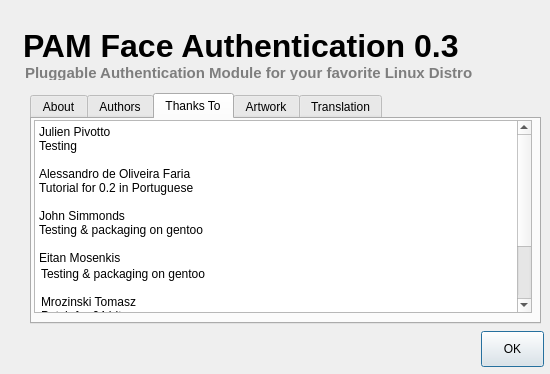
This is data/ui/uifiles/aboutDialog.ui in WilliamRen/pam-face-authentication as Qt 5 draws it before an edit. The edited form follows.
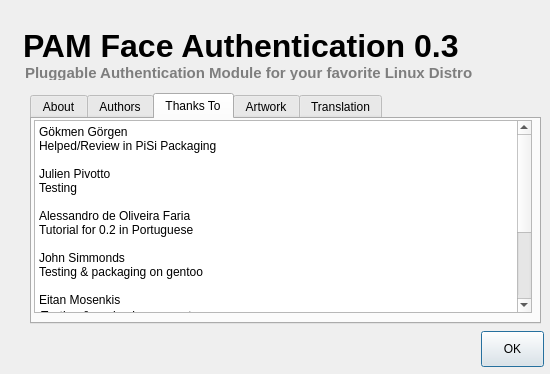
This is the edited form. The open tabs and pages were chosen to show the change. Icons and pictures are not drawn.

The edit to the form file:
```diff
--- a/data/ui/uifiles/aboutDialog.ui
+++ b/data/ui/uifiles/aboutDialog.ui
@@ -291,6 +291,9 @@
 &lt;html&gt;&lt;head&gt;&lt;meta name=&quot;qrichtext&quot; content=&quot;1&quot; /&gt;&lt;style type=&quot;text/css&quot;&gt;
 p, li { white-space: pre-wrap; }
 &lt;/style&gt;&lt;/head&gt;&lt;body style=&quot; font-family:'Sans Serif'; font-size:9pt; font-weight:400; font-style:normal;&quot;&gt;
+&lt;p style=&quot; margin-top:0px; margin-bottom:0px; margin-left:0px; margin-right:0px; -qt-block-indent:0; text-indent:0px;&quot;&gt;Gökmen Görgen&lt;/p&gt;
+&lt;p style=&quot; margin-top:0px; margin-bottom:0px; margin-left:0px; margin-right:0px; -qt-block-indent:0; text-indent:0px;&quot;&gt;Helped/Review in PiSi Packaging &lt;/p&gt;
+&lt;p style=&quot;-qt-paragraph-type:empty; margin-top:0px; margin-bottom:0px; margin-left:0px; margin-right:0px; -qt-block-indent:0; text-indent:0px;&quot;&gt;&lt;/p&gt;
 &lt;p style=&quot; margin-top:0px; margin-bottom:0px; margin-left:0px; margin-right:0px; -qt-block-indent:0; text-indent:0px;&quot;&gt;Julien Pivotto&lt;/p&gt;
 &lt;p style=&quot; margin-top:0px; margin-bottom:0px; margin-left:0px; margin-right:0px; -qt-block-indent:0; text-indent:0px;&quot;&gt;Testing&lt;/p&gt;
 &lt;p style=&quot;-qt-paragraph-type:empty; margin-top:0px; margin-bottom:0px; margin-left:0px; margin-right:0px; -qt-block-indent:0; text-indent:0px;&quot;&gt;&lt;/p&gt;
```
Left out of the diff: 2 changed lines with no effect on the pictures.
